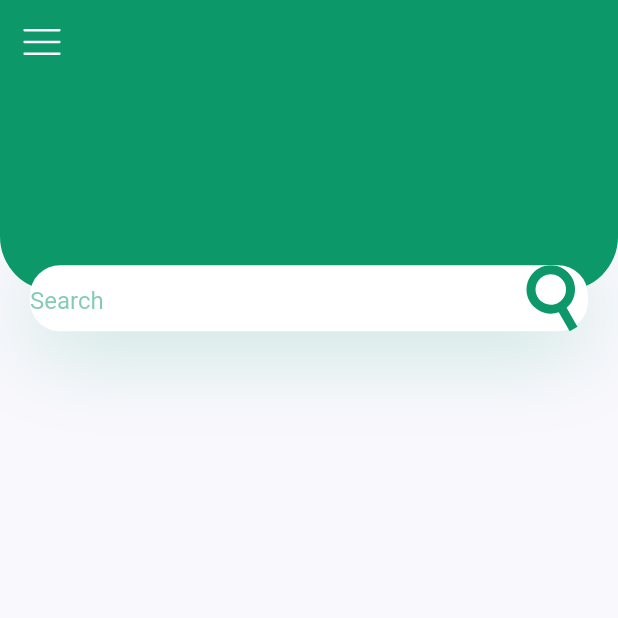
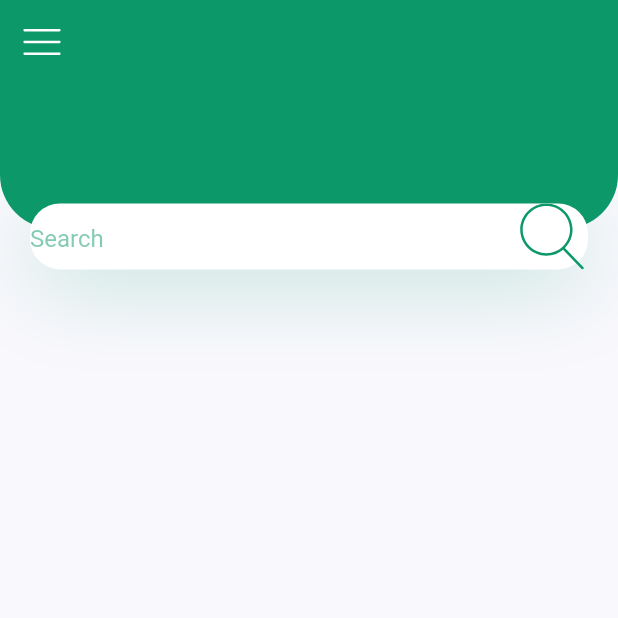
Before and after one commit to Soe-Htun/plant_app-first-, a Flutter app: the screen it shows after launch, on a phone screen of 412 x 824 dp, the top half of it. Run offline on Flutter 3.47's test engine with Material 2 defaults, Android fonts, the phone set to English and light mode, and no system bars; our stand-ins replace flutter_svg.

Commit message:
change icon

```diff
--- a/lib/screens/home/components/body.dart
+++ b/lib/screens/home/components/body.dart
@@ -11,11 +11,11 @@ import 'package:flutter_svg/flutter_svg.dart';
        children: <Widget>[
          Container(
            // It will cover 20% of our total height
-           height:size.height * 0.2,
+           height:size.height * 0.15,
            child: Stack(
              children: <Widget>[
                Container(
-                 height:size.height * 0.2 - 27,
+                 height:size.height * 0.15 - 27,
                  decoration: BoxDecoration(
                   color: kPrimaryColor,
                   borderRadius: BorderRadius.only(
@@ -52,7 +52,7 @@ import 'package:flutter_svg/flutter_svg.dart';
                         enabledBorder: InputBorder.none,
                         focusedBorder: InputBorder.none,
                         suffixIcon:
-                          SvgPicture.asset("graphics/icons/search.svg", color: kPrimaryColor, width: 25,)
+                          SvgPicture.asset("graphics/icons/search.svg", color: kPrimaryColor, width: 35, height: 20,)
                       ),
                     ),
                  ) )
--- a/lib/screens/home/components/home_screen.dart
+++ b/lib/screens/home/components/home_screen.dart
@@ -19,7 +19,7 @@ class HomeScreen extends StatelessWidget{
     return AppBar(
       elevation: 0,
       leading: IconButton(
-        icon: SvgPicture.asset('graphics/icons/menurepo.svg', color: Colors.white, width: 25,) ,
+        icon: SvgPicture.asset('graphics/icons/menu.svg', color: Colors.white, width: 25,) ,
         onPressed: () {},
 
       ),
```
Also changed, not shown: graphics/icons/menu.svg, graphics/icons/menurepo.svg (deleted), graphics/icons/search.svg.
